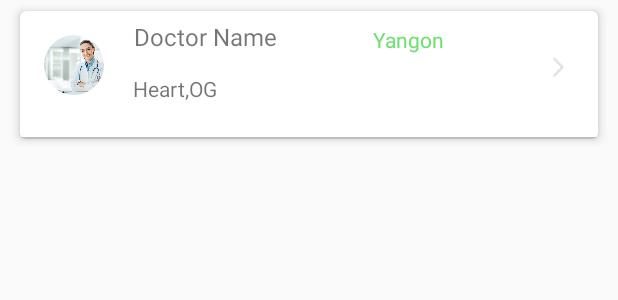
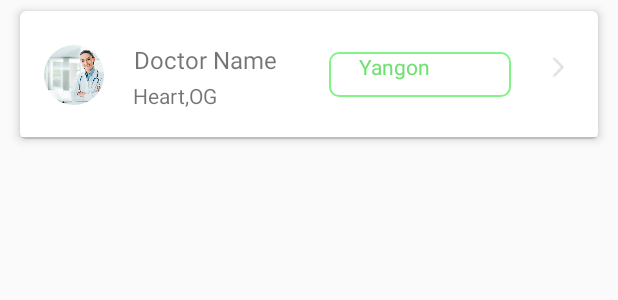
Before and after one commit to ThiriWai26/clinic_android, an Android app: the layout layout_doctor_list.xml on its own in the app's theme, with its tools: preview values and no code run, on a phone screen of 412 x 824 dp. Shown: the top 300 px of the screen. Run offline under Robolectric (Android 15) with nearby library versions, the phone set to English and light mode, and no system bars.

Commit message:
layout_doctor_list

```diff
--- /dev/null
+++ b/app/src/main/res/drawable/dr_appointment_btn_style_color.xml
@@ -0,0 +1,13 @@
+<?xml version="1.0" encoding="utf-8"?>
+<selector xmlns:android="http://schemas.android.com/apk/res/android">
+    <item>
+        <shape android:shape="rectangle">
+            <solid android:color="#FFFFFF"/>
+            <corners android:radius="6dp"/>
+            <stroke
+                android:width="1sp"
+                android:color="#82F387" />
+            <size android:width="150dp" android:height="30dp"/>
+        </shape>
+    </item>
+</selector>
--- a/app/src/main/res/layout/layout_doctor_list.xml
+++ b/app/src/main/res/layout/layout_doctor_list.xml
@@ -1,5 +1,6 @@
 <?xml version="1.0" encoding="utf-8"?>
 <RelativeLayout xmlns:android="http://schemas.android.com/apk/res/android"
+    xmlns:tools="http://schemas.android.com/tools"
     android:layout_width="wrap_content"
     android:layout_height="wrap_content"
     xmlns:card_view="http://schemas.android.com/apk/res-auto">
@@ -24,6 +25,11 @@
                 android:layout_height="wrap_content"
                 android:visibility="gone" />
 
+            <RelativeLayout
+                android:layout_width="match_parent"
+                android:layout_height="match_parent"
+                android:gravity="center_vertical">
+
                 <de.hdodenhof.circleimageview.CircleImageView
                     android:id="@+id/profile"
                     android:layout_width="40dp"
@@ -38,35 +44,52 @@
                         android:id="@+id/tvName"
                         android:layout_width="wrap_content"
                         android:layout_height="28dp"
+                        android:layout_weight="1"
                         android:layout_toRightOf="@id/profile"
-                android:gravity="bottom"
+                        android:gravity="center_vertical"
+                        android:layout_marginTop="12dp"
                         android:text=" Doctor Name"
-                android:textSize="16sp" />
+                        android:textSize="16sp"
+                        tools:ignore="NotSibling" />
 
                     <TextView
                         android:id="@+id/tvType"
                         android:layout_width="wrap_content"
                         android:layout_height="20dp"
+                        android:layout_weight="1"
                         android:layout_below="@id/tvName"
                         android:layout_marginLeft="0dp"
-                android:layout_marginTop="13dp"
+                        android:layout_marginTop="0dp"
                         android:layout_toRightOf="@id/profile"
-                android:gravity="bottom"
+                        android:gravity="center_vertical"
                         android:text=" Heart,OG "
-                android:textSize="14sp" />
+                        android:textSize="14sp"
+                        tools:ignore="NotSibling" />
+
+            </RelativeLayout>
+
 
             <TextView
                 android:id="@+id/tvAddress"
-                android:layout_width="wrap_content"
+                android:layout_width="121dp"
                 android:layout_height="wrap_content"
-                android:layout_alignParentTop="true"
                 android:layout_gravity="center"
-                android:layout_marginLeft="54dp"
-                android:layout_marginTop="9dp"
+                android:layout_marginStart="10dp"
+                android:layout_marginLeft="35dp"
+                android:layout_marginEnd="18dp"
+                android:layout_marginRight="18dp"
+                android:layout_marginTop="27dp"
+                android:layout_toStartOf="@+id/btn_doctor_detail"
+                android:layout_toLeftOf="@+id/btn_doctor_detail"
                 android:layout_toRightOf="@id/tvName"
-                android:text="   Yangon"
+                android:background="@drawable/dr_appointment_btn_style_color"
+                android:ems="10"
+                android:paddingLeft="20dp"
+                android:text="Yangon"
                 android:textColor="#6FE072"
-                android:textSize="14sp" />
+                android:textSize="14sp"
+                tools:ignore="NotSibling" />
+
 
             <ImageButton
                 android:id="@+id/btn_doctor_detail"
```
Lines whose indentation alone changed are shown as unchanged.
